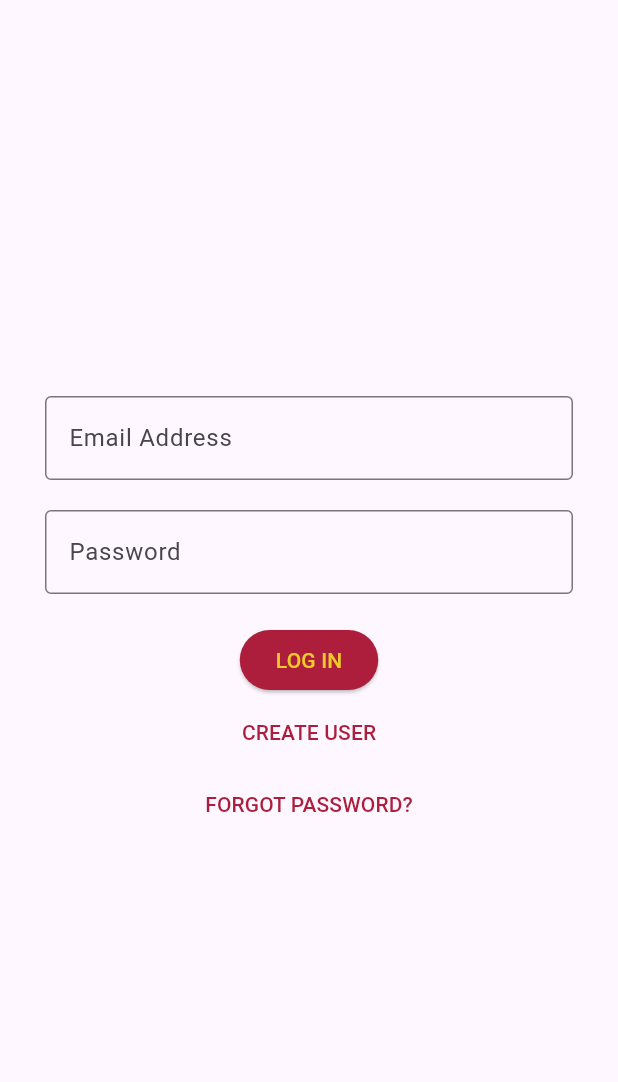
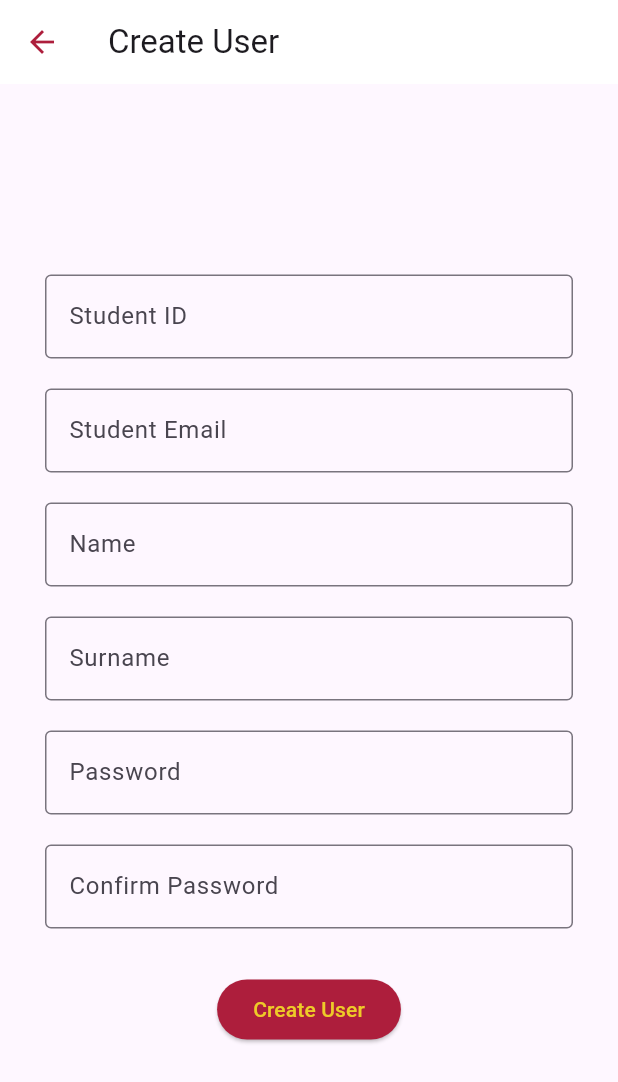
Before and after one commit to SarunasPersonal/ucs_app, a Flutter app: the screen it shows after launch, after a tap on "CREATE USER", on a phone screen of 412 x 824 dp. Shown: the top 1082 px of the screen. Run offline on Flutter 3.47's test engine with Material 3 defaults, Android fonts, the phone set to English and light mode, and no system bars.

Commit message:
Forgot-password-page-and-create-user-page-were-added-aditionally-back-button-was-implamented

```diff
--- /dev/null
+++ b/lib/create_user_page.dart
@@ -0,0 +1,179 @@
+import 'package:flutter/material.dart';
+import 'package:flutter_ucs_app/constants.dart';
+
+class CreateUserPage extends StatefulWidget {
+  const CreateUserPage({super.key});
+
+  @override
+  _CreateUserPageState createState() => _CreateUserPageState();
+}
+
+class _CreateUserPageState extends State<CreateUserPage> {
+  final _formKey = GlobalKey<FormState>();
+  final TextEditingController studentIdController = TextEditingController();
+  final TextEditingController studentEmailController = TextEditingController();
+  final TextEditingController nameController = TextEditingController();
+  final TextEditingController surnameController = TextEditingController();
+  final TextEditingController passwordController = TextEditingController();
+  final TextEditingController confirmPasswordController = TextEditingController();
+
+  @override
+  void dispose() {
+    studentIdController.dispose();
+    studentEmailController.dispose();
+    nameController.dispose();
+    surnameController.dispose();
+    passwordController.dispose();
+    confirmPasswordController.dispose();
+    super.dispose();
+  }
+
+  void _createUser() {
+    if (_formKey.currentState!.validate()) {
+      // Process user creation (e.g., call an API or save locally)
+      ScaffoldMessenger.of(context).showSnackBar(
+        const SnackBar(content: Text('User created successfully')),
+      );
+      // Navigate back or to another page if needed
+    }
+  }
+
+  @override
+  Widget build(BuildContext context) {
+    return Scaffold(
+      appBar: AppBar(
+        title: const Text('Create User'),
+        backgroundColor: whiteColor,
+        iconTheme: const IconThemeData(color: primaryColor),
+      ),
+      body: Center(
+        child: SingleChildScrollView(
+          child: ConstrainedBox(
+            constraints: const BoxConstraints(maxWidth: 400),
+            child: Padding(
+              padding: const EdgeInsets.all(24.0),
+              child: Form(
+                key: _formKey,
+                child: Column(
+                  mainAxisSize: MainAxisSize.min,
+                  children: [
+                    // Student ID
+                    TextFormField(
+                      controller: studentIdController,
+                      decoration: const InputDecoration(
+                        labelText: 'Student ID',
+                        border: OutlineInputBorder(),
+                      ),
+                      validator: (value) {
+                        if (value == null || value.isEmpty) {
+                          return 'Please enter your Student ID';
+                        }
+                        return null;
+                      },
+                    ),
+                    const SizedBox(height: 20),
+                    // Student Email
+                    TextFormField(
+                      controller: studentEmailController,
+                      decoration: const InputDecoration(
+                        labelText: 'Student Email',
+                        border: OutlineInputBorder(),
+                      ),
+                      keyboardType: TextInputType.emailAddress,
+                      validator: (value) {
+                        if (value == null || value.isEmpty) {
+                          return 'Please enter your email';
+                        }
+                        if (!RegExp(r'\S+@\S+\.\S+').hasMatch(value)) {
+                          return 'Please enter a valid email address';
+                        }
+                        return null;
+                      },
+                    ),
+                    const SizedBox(height: 20),
+                    // Name
+                    TextFormField(
+                      controller: nameController,
+                      decoration: const InputDecoration(
+                        labelText: 'Name',
+                        border: OutlineInputBorder(),
+                      ),
+                      validator: (value) {
+                        if (value == null || value.isEmpty) {
+                          return 'Please enter your name';
+                        }
+                        return null;
+                      },
+                    ),
+                    const SizedBox(height: 20),
+                    // Surname
+                    TextFormField(
+                      controller: surnameController,
+                      decoration: const InputDecoration(
+                        labelText: 'Surname',
+                        border: OutlineInputBorder(),
+                      ),
+                      validator: (value) {
+                        if (value == null || value.isEmpty) {
+                          return 'Please enter your surname';
+                        }
+                        return null;
+                      },
+                    ),
+                    const SizedBox(height: 20),
+                    // Password
+                    TextFormField(
+                      controller: passwordController,
+                      decoration: const InputDecoration(
+                        labelText: 'Password',
+                        border: OutlineInputBorder(),
+                      ),
+                      obscureText: true,
+                      validator: (value) {
+                        if (value == null || value.isEmpty) {
+                          return 'Please enter a password';
+                        }
+                        if (value.length < 6) {
+                          return 'Password must be at least 6 characters';
+                        }
+                        return null;
+                      },
+                    ),
+                    const SizedBox(height: 20),
+                    // Confirm Password
+                    TextFormField(
+                      controller: confirmPasswordController,
+                      decoration: const InputDecoration(
+                        labelText: 'Confirm Password',
+                        border: OutlineInputBorder(),
+                      ),
+                      obscureText: true,
+                      validator: (value) {
+                        if (value == null || value.isEmpty) {
+                          return 'Please confirm your password';
+                        }
+                        if (value != passwordController.text) {
+                          return 'Passwords do not match';
+                        }
+                        return null;
+                      },
+                    ),
+                    const SizedBox(height: 30),
+                    ElevatedButton(
+                      style: ElevatedButton.styleFrom(backgroundColor: primaryColor),
+                      onPressed: _createUser,
+                      child: const Text(
+                        'Create User',
+                        style: TextStyle(color: secondaryColor),
+                      ),
+                    ),
+                  ],
+                ),
+              ),
+            ),
+          ),
+        ),
+      ),
+    );
+  }
+}
--- a/lib/login_screen.dart
+++ b/lib/login_screen.dart
@@ -1,6 +1,8 @@
 import 'package:flutter/material.dart';
 import 'package:flutter_ucs_app/constants.dart';
 import 'package:flutter_ucs_app/home_page.dart';
+import 'package:flutter_ucs_app/create_user_page.dart';
+import 'package:flutter_ucs_app/forgot_password_page.dart'; // Import the ForgotPasswordPage
 
 class LoginScreen extends StatelessWidget {
   const LoginScreen({super.key});
@@ -62,14 +64,24 @@ class LoginScreen extends StatelessWidget {
                     ),
                   ),
                   TextButton(
-                    onPressed: () {},
+                    onPressed: () {
+                      Navigator.push(
+                        context,
+                        MaterialPageRoute(builder: (_) => const CreateUserPage()),
+                      );
+                    },
                     child: const Text(
                       'CREATE USER',
                       style: TextStyle(color: primaryColor),
                     ),
                   ),
                   TextButton(
-                    onPressed: () {},
+                    onPressed: () {
+                      Navigator.push(
+                        context,
+                        MaterialPageRoute(builder: (_) => const ForgotPasswordPage()),
+                      );
+                    },
                     child: const Text(
                       'FORGOT PASSWORD?',
                       style: TextStyle(color: primaryColor),
```
Also changed, not shown: lib/forgot_password_page.dart (added, +106 -0 lines), lib/home_page.dart (+4 -4 lines).
